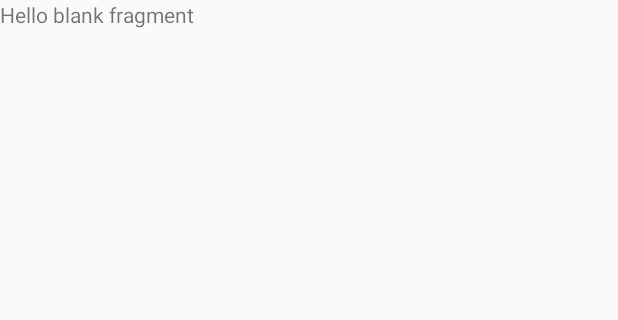
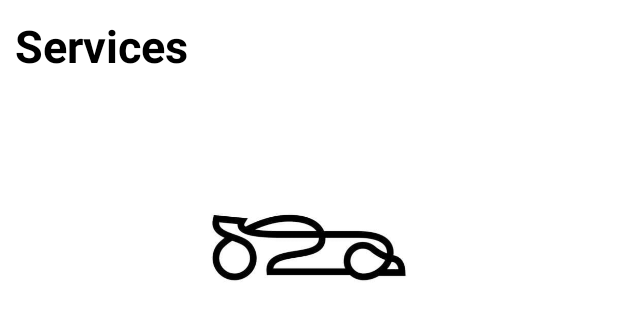
Before and after one commit to Yash-Patil464/On-Road-Vehicle-Breakdown-App, an Android app: the layout fragment_services.xml on its own in the app's theme, with its tools: preview values and no code run, on a phone screen of 412 x 824 dp. Shown: the top 320 px of the screen. Run offline under Robolectric (Android 15) with nearby library versions, the phone set to English and light mode, and no system bars.

Commit message:
ver 1.2.4.4 (Optimizations)

```diff
--- a/app/src/main/java/com/example/orvb/ServicesFragment.java
+++ b/app/src/main/java/com/example/orvb/ServicesFragment.java
@@ -12,8 +12,10 @@ public class ServicesFragment extends Fragment {
 
     @Override
     public View onCreateView(LayoutInflater inflater, ViewGroup container, Bundle savedInstanceState) {
+        View rootView = inflater.inflate(R.layout.fragment_services, container, false);
 
 
-        return inflater.inflate(R.layout.fragment_services, container, false);
+
+        return rootView;
     }
 }
--- a/app/src/main/res/layout/fragment_services.xml
+++ b/app/src/main/res/layout/fragment_services.xml
@@ -3,12 +3,49 @@
     xmlns:tools="http://schemas.android.com/tools"
     android:layout_width="match_parent"
     android:layout_height="match_parent"
-    tools:context=".ServicesFragment">
+    xmlns:app="http://schemas.android.com/apk/res-auto"
+    tools:context=".ServicesFragment"
+    android:background="@color/white">
 
-    <!-- TODO: Update blank fragment layout -->
-    <TextView
+    <RelativeLayout
         android:layout_width="match_parent"
-        android:layout_height="match_parent"
-        android:text="@string/hello_blank_fragment" />
+        android:layout_height="wrap_content">
 
+        <TextView
+            android:id="@+id/services_tv"
+            android:layout_width="match_parent"
+            android:layout_weight="1"
+            android:layout_height="wrap_content"
+            android:layout_margin="10dp"
+            android:gravity="center|left"
+            android:text="Services"
+            android:textColor="@color/black"
+            android:textSize="30dp"
+            android:textStyle="bold" />
+
+        <ImageView
+            android:id="@+id/logo"
+            android:layout_width="match_parent"
+            android:layout_height="120dp"
+            android:layout_below="@+id/services_tv"
+            android:layout_marginTop="10dp"
+            android:src="@drawable/car_image" />
+
+        <androidx.cardview.widget.CardView
+            android:layout_width="match_parent"
+            android:layout_height="wrap_content"
+            android:layout_below="@+id/logo"
+            android:layout_gravity="center"
+            android:layout_marginLeft="30dp"
+            android:layout_marginRight="30dp"
+            android:layout_marginTop="15dp"
+            android:layout_marginBottom="30dp"
+            app:cardCornerRadius="30dp"
+            app:cardElevation="20dp">
+
+
+
+
+        </androidx.cardview.widget.CardView>
+    </RelativeLayout>
 </FrameLayout>
--- a/app/src/main/res/values/strings.xml
+++ b/app/src/main/res/values/strings.xml
@@ -2,4 +2,5 @@
     <string name="app_name">ORVB</string>
     <!-- TODO: Remove or change this placeholder text -->
     <string name="hello_blank_fragment">Hello blank fragment</string>
+    <string name="hi_message">"Hi, "</string>
 </resources>
```
Also changed, not shown: app/src/main/java/com/example/orvb/CarRecycleViewAdapter.java (+13 -21 lines), app/src/main/java/com/example/orvb/MyCarsFragment.java (+36 -48 lines).
